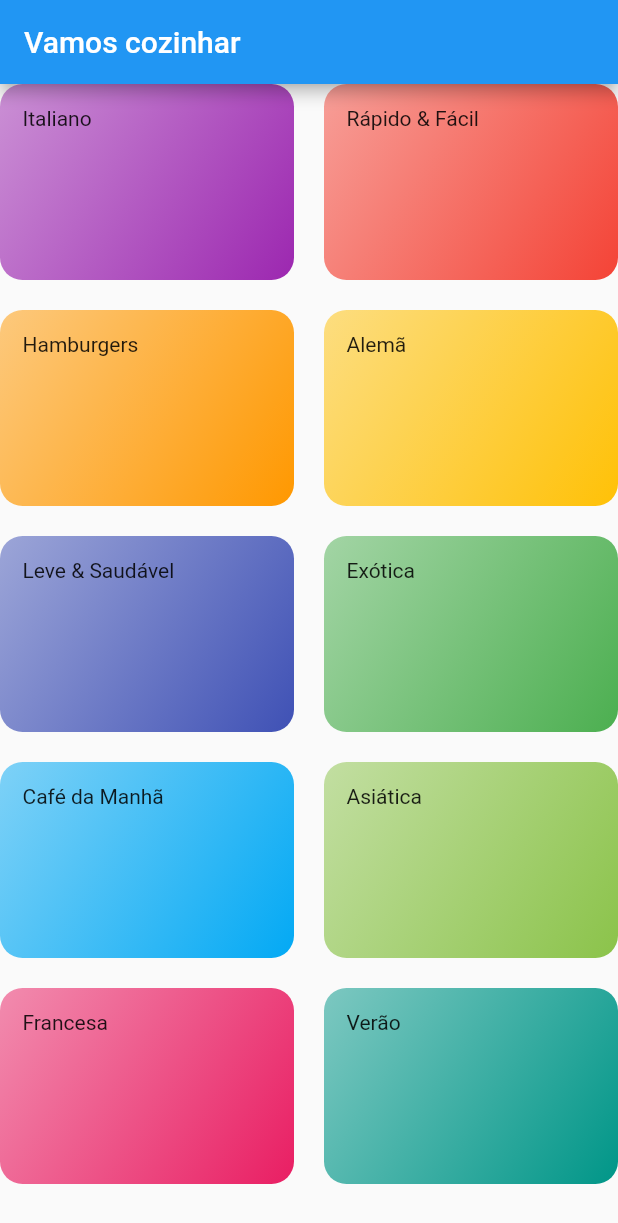
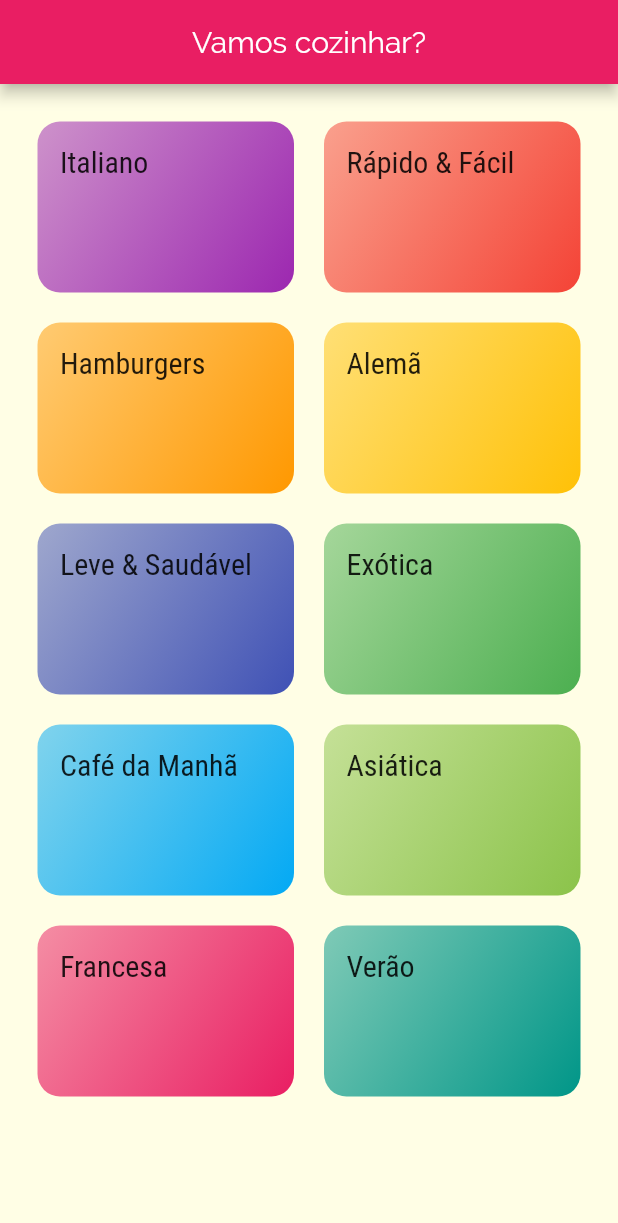
Before and after one commit to machado-jose/menus_flutter, a Flutter app: the screen it shows after launch, on a phone screen of 412 x 824 dp. Shown: the top 1223 px of the screen. Run offline on Flutter 3.47's test engine with Material 2 defaults, Android fonts, the phone set to English and light mode, and no system bars.

Commit message:
Setting up theme

```diff
--- a/lib/components/category_item.dart
+++ b/lib/components/category_item.dart
@@ -9,8 +9,11 @@ class CategoryItem extends StatelessWidget {
   @override
   Widget build(BuildContext context) {
     return Container(
-      padding: EdgeInsets.all(15),
-      child: Text(this.category.title),
+      padding: const EdgeInsets.all(15),
+      child: Text(
+        this.category.title,
+        style: Theme.of(context).textTheme.headline6,
+      ),
       decoration: BoxDecoration(
           borderRadius: BorderRadius.circular(15),
           gradient: LinearGradient(
--- a/lib/main.dart
+++ b/lib/main.dart
@@ -7,9 +7,18 @@ class MyApp extends StatelessWidget {
   @override
   Widget build(BuildContext context) {
     return MaterialApp(
-      title: 'DeliMeals',
+      title: 'Vamos Cozinhar?',
       theme: ThemeData(
-        primarySwatch: Colors.blue,
+        primarySwatch: Colors.pink,
+        accentColor: Colors.amber,
+        fontFamily: 'Raleway',
+        canvasColor: Color.fromRGBO(255, 254, 229, 1),
+        textTheme: ThemeData.light().textTheme.copyWith(
+          headline6: TextStyle(
+            fontFamily: 'RobotoCondensed',
+            fontSize: 20,
+          ),
+        ),
       ),
       home: CategoriesScreen(),
     );
--- a/lib/screens/categories_screen.dart
+++ b/lib/screens/categories_screen.dart
@@ -7,9 +7,17 @@ class CategoriesScreen extends StatelessWidget {
   Widget build(BuildContext context) {
     return Scaffold(
       appBar: AppBar(
-        title: Text('Vamos cozinhar'),
+        title: Row(
+          mainAxisAlignment: MainAxisAlignment.center,
+          children: <Widget>[
+            Text(
+              'Vamos cozinhar?',
+            ),
+          ],
+        ),
       ),
       body: GridView(
+        padding: const EdgeInsets.all(25),
         // Sliver -> Área com scroll
         gridDelegate: SliverGridDelegateWithMaxCrossAxisExtent(
           maxCrossAxisExtent: 200,
```
Also changed, not shown: pubspec.yaml (+17 -6 lines), assets/fonts/Raleway-Black.ttf (added), assets/fonts/Raleway-Bold.ttf (added), assets/fonts/Raleway-Regular.ttf (added), assets/fonts/RobotoCondensed-Bold.ttf (added), assets/fonts/RobotoCondensed-Italic.ttf (added), assets/fonts/RobotoCondensed-Light.ttf (added), assets/fonts/RobotoCondensed-Regular.ttf (added).
